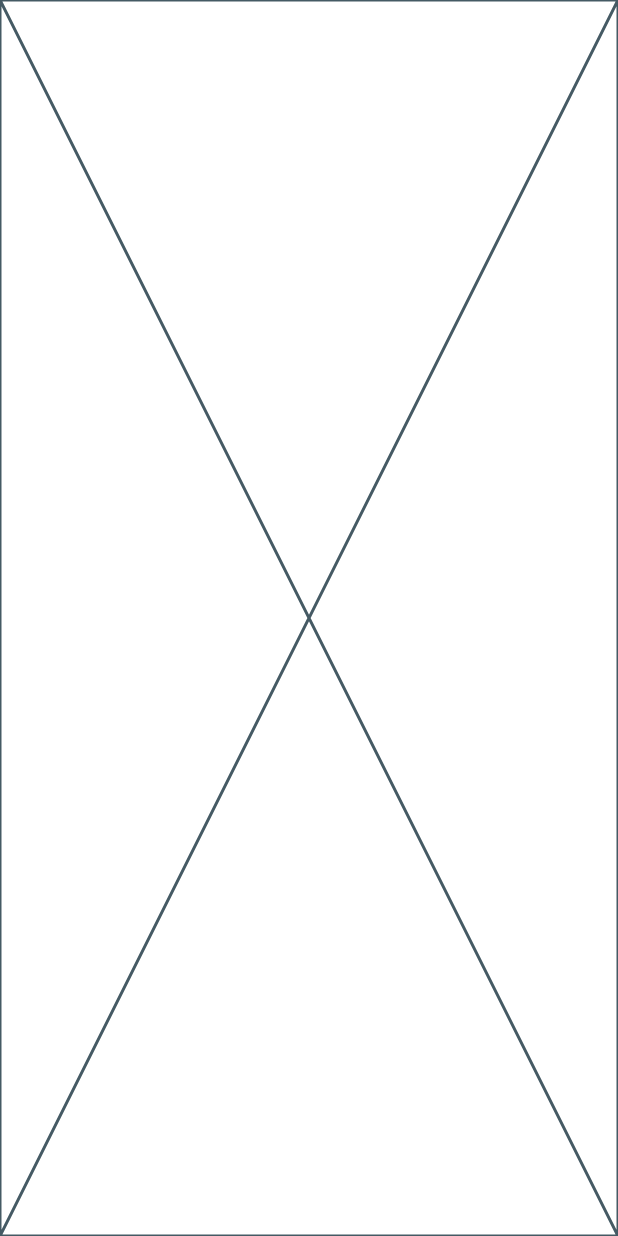
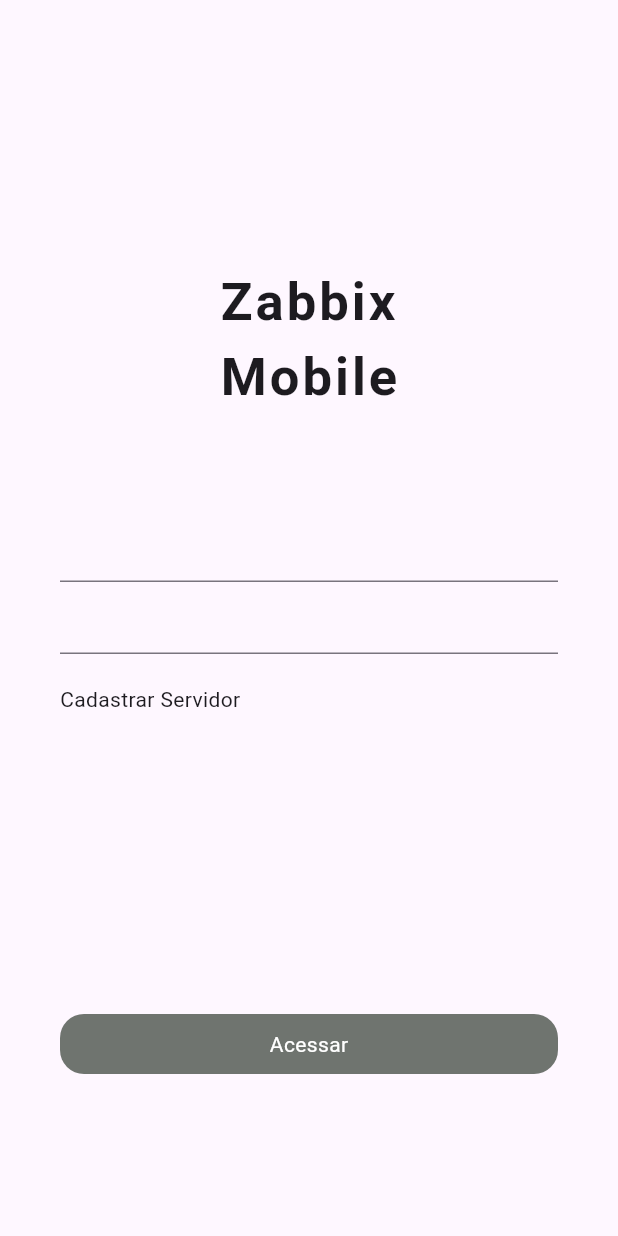
Before and after one commit to NasciGN/zabbix-mobile, a Flutter app: the screen it shows after launch, on a phone screen of 412 x 824 dp. Run offline on Flutter 3.47's test engine with Material 3 defaults, Android fonts, the phone set to English and light mode, and no system bars; our stand-ins replace get.

Commit message:
Login Page

```diff
--- /dev/null
+++ b/lib/sources/constants.dart
@@ -0,0 +1 @@
+const double defaultpd = 8.0;
--- a/lib/views/pages/login_page.dart
+++ b/lib/views/pages/login_page.dart
@@ -1,4 +1,7 @@
 import 'package:flutter/material.dart';
+import 'package:get/get.dart';
+import 'package:zabbix_mobile/controllers/api_user.dart';
+import 'package:zabbix_mobile/sources/constants.dart';
 
 class LoginPage extends StatefulWidget {
   const LoginPage({super.key});
@@ -8,8 +11,137 @@ class LoginPage extends StatefulWidget {
 }
 
 class _LoginPageState extends State<LoginPage> {
+  bool _isLoading = false;
+  final _formKey = GlobalKey<FormState>();
+  final _controllerUrl = TextEditingController();
+  final _controllerUser = TextEditingController();
+  final _controllerPass = TextEditingController();
+
+  UserAPI userapi = UserAPI();
   @override
   Widget build(BuildContext context) {
-    return const Placeholder();
+    return Scaffold(
+      body: SingleChildScrollView(
+        child: Padding(
+          padding: EdgeInsets.symmetric(vertical: defaultpd * 2),
+          child: Padding(
+            padding: const EdgeInsets.only(
+                left: defaultpd * 5,
+                right: defaultpd * 5,
+                top: defaultpd * 20,
+                bottom: defaultpd * 40),
+            child: Column(
+              children: [
+                const Text(
+                  'Zabbix\nMobile',
+                  style: TextStyle(
+                      fontWeight: FontWeight.bold,
+                      fontSize: 35,
+                      letterSpacing: defaultpd / 4),
+                ),
+                const SizedBox(height: defaultpd * 8),
+                Form(
+                    key: _formKey,
+                    child: Column(
+                      children: [
+                        TextFormField(
+                          controller: _controllerUser,
+                        ),
+                        TextFormField(
+                          controller: _controllerPass,
+                        ),
+                        const SizedBox(
+                          height: 20,
+                        ),
+                        Align(
+                            alignment: Alignment.centerLeft,
+                            child: GestureDetector(
+                              onTap: () {
+                                _mostrarDialogoServidor();
+                              },
+                              child: const Text(
+                                'Cadastrar Servidor',
+                                style: TextStyle(),
+                              ),
+                            )),
+                        const SizedBox(
+                          height: defaultpd * 25,
+                        ),
+                        GestureDetector(
+                          onTap: () async {
+                            if (_formKey.currentState!.validate()) {
+                              setState(() {
+                                _isLoading = true;
+                              });
+                              await userapi.login(_controllerUser.text,
+                                  _controllerPass.text, _controllerUrl.text);
+                              print(userapi.apicode);
+                              Get.offNamed("/home_dashboard");
+                              setState(() {
+                                _isLoading = false;
+                              });
+                            }
+                          },
+                          child: Container(
+                            height: defaultpd * 5,
+                            width: double.infinity,
+                            decoration: BoxDecoration(
+                                color: const Color.fromARGB(255, 111, 116, 111),
+                                borderRadius:
+                                    BorderRadius.circular(defaultpd * 2)),
+                            child: const Center(
+                                child: Text(
+                              'Acessar',
+                              style: TextStyle(color: Colors.white),
+                            )),
+                          ),
+                        )
+                      ],
+                    ))
+              ],
+            ),
+          ),
+        ),
+      ),
+    );
+  }
+
+  void _mostrarDialogoServidor() {
+    showDialog(
+      context: context,
+      builder: (BuildContext context) {
+        return AlertDialog(
+          title: const Text('Configurar Servidor'),
+          content: Column(
+            mainAxisSize: MainAxisSize.min,
+            children: [
+              TextFormField(
+                controller: _controllerUrl,
+                decoration: const InputDecoration(labelText: 'URL do Servidor'),
+              ),
+              const SizedBox(height: 10),
+              // Adicione mais campos conforme necessário (por exemplo, usuário, senha, etc.)
+            ],
+          ),
+          actions: [
+            TextButton(
+              onPressed: () {
+                Navigator.of(context).pop();
+              },
+              child: const Text('Cancelar'),
+            ),
+            ElevatedButton(
+              onPressed: () {
+                // Adicione a lógica para salvar os dados do servidor
+                // Pode ser armazenado em um serviço ou em algum lugar apropriado
+                // Por exemplo, _salvarDadosServidor(_controllerUrl.text, ...);
+                Navigator.of(context).pop();
+              },
+              child: const Text('Salvar'),
+            ),
+          ],
+        );
+      },
+    );
   }
 }
--- a/pubspec.yaml
+++ b/pubspec.yaml
@@ -37,6 +37,7 @@ dependencies:
   cupertino_icons: ^1.0.2
   http: ^1.1.2
   get: ^4.6.6
+  font_awesome_flutter: ^10.6.0
 
 dev_dependencies:
   flutter_test:
```
Also changed, not shown: lib/controllers/api_controller.dart (added, +50 -0 lines), lib/controllers/api_host.dart (+78 -0 lines), lib/controllers/api_user.dart (added, +35 -0 lines), lib/main.dart (+6 -3 lines), lib/models/host.dart (+35 -0 lines), lib/views/pages/home_dashboard.dart (added, +25 -0 lines), pubspec.lock.
